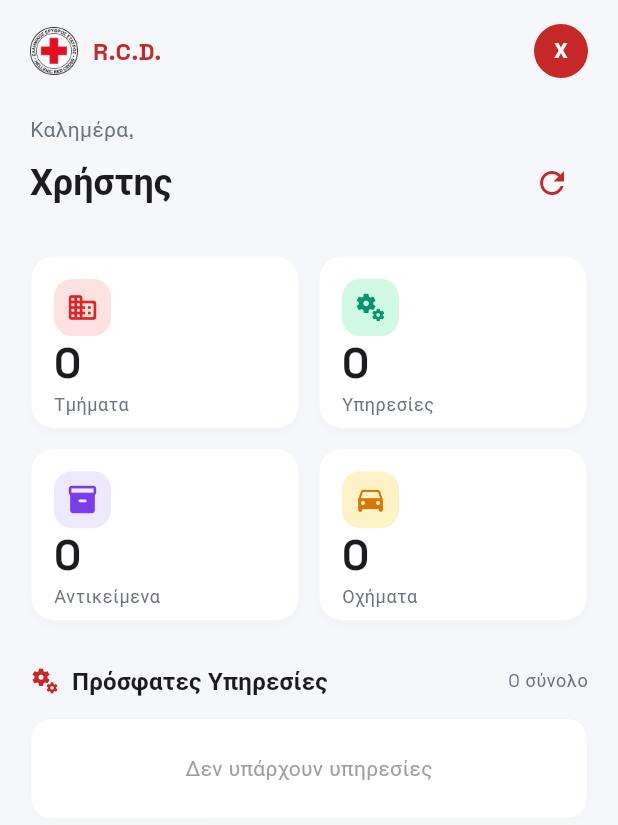
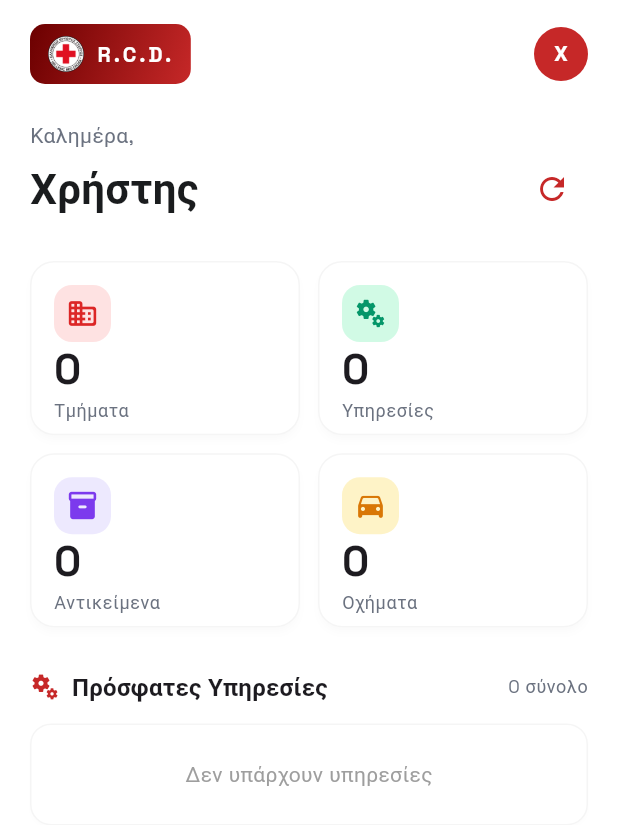
Before and after one commit to conkleon/mitroo, a Flutter app: the DashboardScreen screen opened directly, on a phone screen of 412 x 824 dp. Shown: the top 825 px of the screen. Run offline on Flutter 3.47's test engine with Material 3 defaults, Android fonts, the phone set to English and light mode, and no system bars; our stand-ins replace file_picker, go_router, google_fonts, image_picker, qr_flutter, shared_preferences and 2 more; missing offline and left inert: dart:html, dart:js, mobile_scanner; accounts and stored records are empty; network calls fail.

Commit message:
refactor: apply brand typography and header to dashboard
Co-Authored-By: Claude Opus 4.7 <noreply@anthropic.com>

```diff
--- a/frontend/lib/screens/dashboard_screen.dart
+++ b/frontend/lib/screens/dashboard_screen.dart
@@ -1,6 +1,7 @@
 import 'package:flutter/material.dart';
 import 'package:go_router/go_router.dart';
 import 'package:provider/provider.dart';
+import 'package:google_fonts/google_fonts.dart';
 import '../providers/department_provider.dart';
 import '../providers/service_provider.dart';
 import '../providers/item_provider.dart';
@@ -56,25 +57,47 @@ class _DashboardScreenState extends State<DashboardScreen> {
         : (auth.user?['eame'] ?? 'Χρήστης');
 
     return Scaffold(
-      backgroundColor: const Color(0xFFF5F7FA),
       body: SafeArea(
         child: RefreshIndicator(
           onRefresh: _refresh,
           child: ListView(
             padding: const EdgeInsets.fromLTRB(20, 16, 20, 24),
             children: [
-              // ── Top bar ──
+              // ── Brand header strip ──
               Row(
                 children: [
-                  Image.asset('assets/logo.png', height: 32),
-                  const SizedBox(width: 10),
-                  Text('R.C.D.', style: tt.titleMedium?.copyWith(fontWeight: FontWeight.w700, color: cs.primary)),
+                  Container(
+                    padding: const EdgeInsets.symmetric(horizontal: 12, vertical: 8),
+                    decoration: BoxDecoration(
+                      gradient: const LinearGradient(
+                        begin: Alignment.topLeft,
+                        end: Alignment.bottomRight,
+                        colors: [Color(0xFF6B0000), Color(0xFFC62828)],
+                      ),
+                      borderRadius: BorderRadius.circular(10),
+                    ),
+                    child: Row(
+                      mainAxisSize: MainAxisSize.min,
+                      children: [
+                        Image.asset('assets/logo.png', height: 24),
+                        const SizedBox(width: 8),
+                        Text('R.C.D.',
+                          style: GoogleFonts.spaceGrotesk(
+                            color: Colors.white,
+                            fontSize: 14,
+                            fontWeight: FontWeight.w700,
+                            letterSpacing: 2,
+                          ),
+                        ),
+                      ],
+                    ),
+                  ),
                   const Spacer(),
                   GestureDetector(
                     onTap: () => context.push('/profile'),
                     child: CircleAvatar(
                       radius: 18,
-                      backgroundColor: cs.primary,
+                      backgroundColor: const Color(0xFFC62828),
                       child: Text(
                         name.isNotEmpty ? name[0].toUpperCase() : 'U',
                         style: const TextStyle(color: Colors.white, fontWeight: FontWeight.w600, fontSize: 14),
@@ -86,12 +109,18 @@ class _DashboardScreenState extends State<DashboardScreen> {
               const SizedBox(height: 24),
 
               // ── Greeting ──
-              Text(_greeting(), style: tt.bodyMedium?.copyWith(color: const Color(0xFF6B7280))),
+              Text(_greeting(), style: GoogleFonts.spaceGrotesk(
+                fontSize: 14, color: const Color(0xFF6B7280),
+              )),
               const SizedBox(height: 2),
               Row(
                 children: [
                   Expanded(
-                    child: Text(name, style: tt.headlineSmall?.copyWith(fontWeight: FontWeight.w700)),
+                    child: Text(name, style: GoogleFonts.playfairDisplay(
+                      fontSize: 28,
+                      fontWeight: FontWeight.w700,
+                      color: const Color(0xFF1A1C1E),
+                    )),
                   ),
                   IconButton(
                     icon: Icon(Icons.refresh, color: cs.primary),
```
